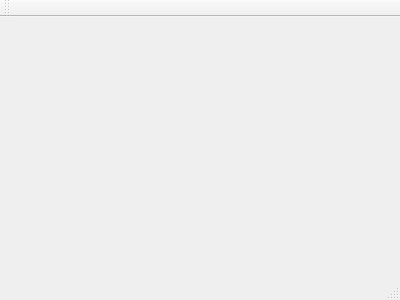
Above: mainwindow.ui from K4rBie/kapitan-ameryka before the change. Below: the same form after it.
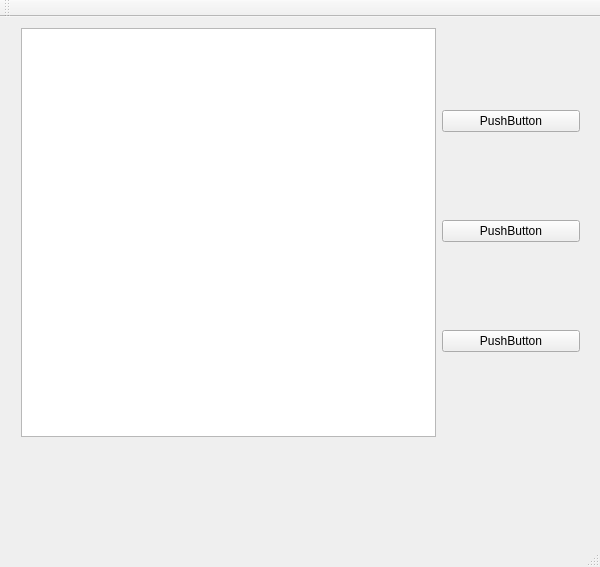
That is the form after the change.

Diff of the .ui file:
```diff
--- a/mainwindow.ui
+++ b/mainwindow.ui
@@ -1,24 +1,137 @@
 <ui version="4.0">
  <class>MainWindow</class>
- <widget class="QMainWindow" name="MainWindow" >
-  <property name="geometry" >
+ <widget class="QMainWindow" name="MainWindow">
+  <property name="geometry">
    <rect>
     <x>0</x>
     <y>0</y>
-    <width>400</width>
-    <height>300</height>
+    <width>600</width>
+    <height>567</height>
    </rect>
   </property>
-  <property name="windowTitle" >
+  <property name="sizePolicy">
+   <sizepolicy hsizetype="Preferred" vsizetype="Preferred">
+    <horstretch>0</horstretch>
+    <verstretch>0</verstretch>
+   </sizepolicy>
+  </property>
+  <property name="minimumSize">
+   <size>
+    <width>500</width>
+    <height>400</height>
+   </size>
+  </property>
+  <property name="sizeIncrement">
+   <size>
+    <width>1</width>
+    <height>1</height>
+   </size>
+  </property>
+  <property name="baseSize">
+   <size>
+    <width>500</width>
+    <height>400</height>
+   </size>
+  </property>
+  <property name="windowTitle">
    <string>MainWindow</string>
   </property>
-  <widget class="QMenuBar" name="menuBar" />
-  <widget class="QToolBar" name="mainToolBar" />
-  <widget class="QWidget" name="centralWidget" />
-  <widget class="QStatusBar" name="statusBar" />
+  <widget class="QWidget" name="centralWidget">
+   <property name="sizePolicy">
+    <sizepolicy hsizetype="Expanding" vsizetype="Expanding">
+     <horstretch>1</horstretch>
+     <verstretch>1</verstretch>
+    </sizepolicy>
+   </property>
+   <property name="minimumSize">
+    <size>
+     <width>500</width>
+     <height>500</height>
+    </size>
+   </property>
+   <property name="sizeIncrement">
+    <size>
+     <width>100</width>
+     <height>100</height>
+    </size>
+   </property>
+   <property name="baseSize">
+    <size>
+     <width>600</width>
+     <height>600</height>
+    </size>
+   </property>
+   <widget class="QWidget" name="horizontalLayoutWidget">
+    <property name="geometry">
+     <rect>
+      <x>10</x>
+      <y>0</y>
+      <width>581</width>
+      <height>431</height>
+     </rect>
+    </property>
+    <layout class="QHBoxLayout" name="horizontalLayout" stretch="3,1">
+     <property name="sizeConstraint">
+      <enum>QLayout::SetMaximumSize</enum>
+     </property>
+     <item>
+      <widget class="QGraphicsView" name="battleGraphicsView"/>
+     </item>
+     <item>
+      <layout class="QVBoxLayout" name="verticalLayout" stretch="1,1,3">
+       <item>
+        <widget class="QPushButton" name="pushButton_3">
+         <property name="text">
+          <string>PushButton</string>
+         </property>
+        </widget>
+       </item>
+       <item>
+        <widget class="QPushButton" name="pushButton_2">
+         <property name="text">
+          <string>PushButton</string>
+         </property>
+        </widget>
+       </item>
+       <item>
+        <widget class="QPushButton" name="pushButton">
+         <property name="text">
+          <string>PushButton</string>
+         </property>
+        </widget>
+       </item>
+      </layout>
+     </item>
+    </layout>
+   </widget>
+  </widget>
+  <widget class="QMenuBar" name="menuBar">
+   <property name="geometry">
+    <rect>
+     <x>0</x>
+     <y>0</y>
+     <width>600</width>
+     <height>30</height>
+    </rect>
+   </property>
+  </widget>
+  <widget class="QToolBar" name="mainToolBar">
+   <property name="sizePolicy">
+    <sizepolicy hsizetype="Expanding" vsizetype="Expanding">
+     <horstretch>0</horstretch>
+     <verstretch>0</verstretch>
+    </sizepolicy>
+   </property>
+   <attribute name="toolBarArea">
+    <enum>TopToolBarArea</enum>
+   </attribute>
+   <attribute name="toolBarBreak">
+    <bool>false</bool>
+   </attribute>
+  </widget>
+  <widget class="QStatusBar" name="statusBar"/>
  </widget>
- <layoutDefault spacing="6" margin="11" />
- <pixmapfunction></pixmapfunction>
+ <layoutdefault spacing="6" margin="11"/>
  <resources/>
  <connections/>
 </ui>
```
Left out of the diff: 1 changed line with no effect on the pictures.
